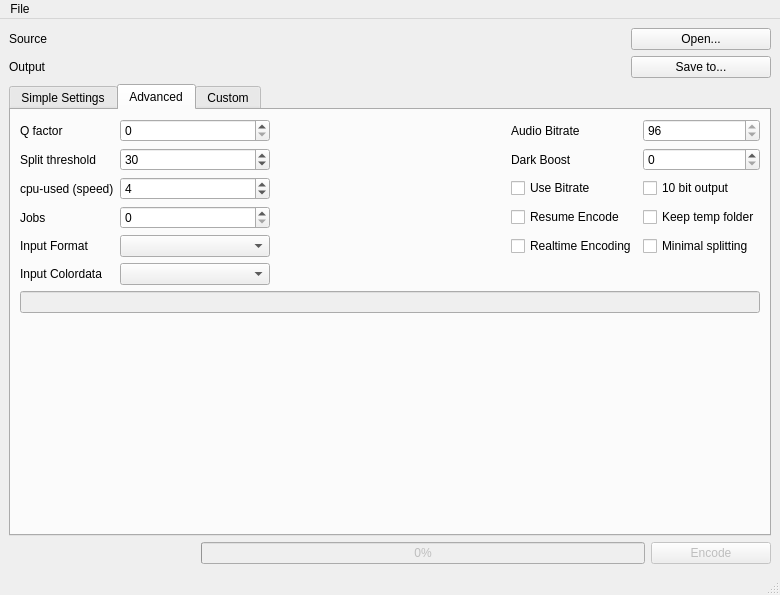
natis1/qencoder, file mainwindow.ui: the form before one commit.
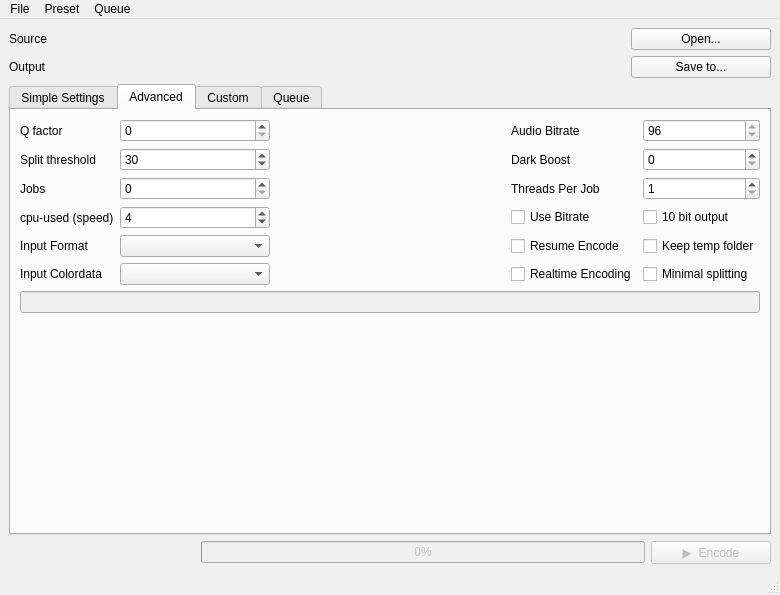
The form after the commit. The open tabs and pages were chosen to show the change.

Commit message: Queueing, presets and more, qencoder 1.1

Patch:
```diff
--- a/mainwindow.ui
+++ b/mainwindow.ui
@@ -219,16 +219,6 @@
        <layout class="QGridLayout" name="gridLayout_5">
         <item row="0" column="0">
          <layout class="QGridLayout" name="gridLayout">
-          <item row="2" column="4">
-           <widget class="QCheckBox" name="checkBox_hdr">
-            <property name="statusTip">
-             <string>Use 10 bit colorspace for output video. Greatly reduces banding and improves efficiency.</string>
-            </property>
-            <property name="text">
-             <string>10 bit output</string>
-            </property>
-           </widget>
-          </item>
           <item row="0" column="3">
            <widget class="QLabel" name="label_audio">
             <property name="statusTip">
@@ -239,36 +229,6 @@
             </property>
            </widget>
           </item>
-          <item row="4" column="4">
-           <widget class="QCheckBox" name="checkBox_minsplit">
-            <property name="statusTip">
-             <string>Only split as many times as you have workers. Recommended with bitrate mode.</string>
-            </property>
-            <property name="text">
-             <string>Minimal splitting</string>
-            </property>
-           </widget>
-          </item>
-          <item row="2" column="0">
-           <widget class="QLabel" name="label_6">
-            <property name="statusTip">
-             <string>Encoder speed preset. Lower means a slower speed. Does not affect actual cpu usage.</string>
-            </property>
-            <property name="text">
-             <string>cpu-used (speed)</string>
-            </property>
-           </widget>
-          </item>
-          <item row="3" column="0">
-           <widget class="QLabel" name="label_jobs">
-            <property name="statusTip">
-             <string>Encode jobs to run. 0=as many as cpu cores. Lower if ram usage too high.</string>
-            </property>
-            <property name="text">
-             <string>Jobs</string>
-            </property>
-           </widget>
-          </item>
           <item row="1" column="3">
            <widget class="QLabel" name="label_boost">
             <property name="statusTip">
@@ -305,19 +265,6 @@
             </property>
            </spacer>
           </item>
-          <item row="2" column="1">
-           <widget class="QSpinBox" name="spinBox_speed">
-            <property name="statusTip">
-             <string>Encoder speed preset. Lower means a slower speed. Does not affect actual cpu usage.</string>
-            </property>
-            <property name="maximum">
-             <number>8</number>
-            </property>
-            <property name="value">
-             <number>4</number>
-            </property>
-           </widget>
-          </item>
           <item row="5" column="1">
            <widget class="QComboBox" name="comboBox_colorspace">
             <property name="statusTip">
@@ -325,25 +272,6 @@
             </property>
            </widget>
           </item>
-          <item row="3" column="1">
-           <widget class="QSpinBox" name="spinBox_jobs">
-            <property name="statusTip">
-             <string>Encode jobs to run. 0=as many as cpu cores. Lower if ram usage too high.</string>
-            </property>
-            <property name="minimum">
-             <number>0</number>
-            </property>
-            <property name="maximum">
-             <number>128</number>
-            </property>
-            <property name="singleStep">
-             <number>1</number>
-            </property>
-            <property name="value">
-             <number>0</number>
-            </property>
-           </widget>
-          </item>
           <item row="4" column="1">
            <widget class="QComboBox" name="comboBox_inputFormat">
             <property name="sizePolicy">
@@ -406,26 +334,6 @@
             </property>
            </widget>
           </item>
-          <item row="3" column="4">
-           <widget class="QCheckBox" name="checkBox_tempfolder">
-            <property name="statusTip">
-             <string>Do not delete temp after running an encode.</string>
-            </property>
-            <property name="text">
-             <string>Keep temp folder</string>
-            </property>
-           </widget>
-          </item>
-          <item row="4" column="3">
-           <widget class="QCheckBox" name="checkBox_rtenc">
-            <property name="statusTip">
-             <string>Encode with RT preset. Not recommended for cpu-used &lt;=6.</string>
-            </property>
-            <property name="text">
-             <string>Realtime Encoding</string>
-            </property>
-           </widget>
-          </item>
           <item row="0" column="4">
            <widget class="QSpinBox" name="spinBox_audio">
             <property name="statusTip">
@@ -477,7 +385,37 @@
             </property>
            </widget>
           </item>
-          <item row="3" column="3">
+          <item row="6" column="0" colspan="5">
+           <widget class="QLineEdit" name="lineEdit_colordata">
+            <property name="enabled">
+             <bool>false</bool>
+            </property>
+            <property name="text">
+             <string/>
+            </property>
+           </widget>
+          </item>
+          <item row="5" column="3">
+           <widget class="QCheckBox" name="checkBox_rtenc">
+            <property name="statusTip">
+             <string>Encode with RT preset. Not recommended for cpu-used &lt;=6.</string>
+            </property>
+            <property name="text">
+             <string>Realtime Encoding</string>
+            </property>
+           </widget>
+          </item>
+          <item row="5" column="4">
+           <widget class="QCheckBox" name="checkBox_minsplit">
+            <property name="statusTip">
+             <string>Only split as many times as you have workers. Recommended with bitrate mode.</string>
+            </property>
+            <property name="text">
+             <string>Minimal splitting</string>
+            </property>
+           </widget>
+          </item>
+          <item row="4" column="3">
            <widget class="QCheckBox" name="checkBox_resume">
             <property name="statusTip">
              <string>If qencoder closed prematurely, resume previous encode.</string>
@@ -487,7 +425,17 @@
             </property>
            </widget>
           </item>
-          <item row="2" column="3">
+          <item row="4" column="4">
+           <widget class="QCheckBox" name="checkBox_tempfolder">
+            <property name="statusTip">
+             <string>Do not delete temp after running an encode.</string>
+            </property>
+            <property name="text">
+             <string>Keep temp folder</string>
+            </property>
+           </widget>
+          </item>
+          <item row="3" column="3">
            <widget class="QCheckBox" name="checkBox_bitrate">
             <property name="statusTip">
              <string>Use bitrate instead of q factor. Ideal if aiming for specific filesize. Identical to q in efficiency.</string>
@@ -497,13 +445,88 @@
             </property>
            </widget>
           </item>
-          <item row="6" column="0" colspan="5">
-           <widget class="QLineEdit" name="lineEdit_colordata">
-            <property name="enabled">
-             <bool>false</bool>
+          <item row="3" column="4">
+           <widget class="QCheckBox" name="checkBox_hdr">
+            <property name="statusTip">
+             <string>Use 10 bit colorspace for output video. Greatly reduces banding and improves efficiency.</string>
             </property>
             <property name="text">
-             <string/>
+             <string>10 bit output</string>
+            </property>
+           </widget>
+          </item>
+          <item row="3" column="1">
+           <widget class="QSpinBox" name="spinBox_speed">
+            <property name="statusTip">
+             <string>Encoder speed preset. Lower means a slower speed. Does not affect actual cpu usage.</string>
+            </property>
+            <property name="maximum">
+             <number>8</number>
+            </property>
+            <property name="value">
+             <number>4</number>
+            </property>
+           </widget>
+          </item>
+          <item row="2" column="0">
+           <widget class="QLabel" name="label_jobs">
+            <property name="statusTip">
+             <string>Encode jobs to run. 0=as many as cpu cores. Lower if ram usage too high.</string>
+            </property>
+            <property name="text">
+             <string>Jobs</string>
+            </property>
+           </widget>
+          </item>
+          <item row="3" column="0">
+           <widget class="QLabel" name="label_6">
+            <property name="statusTip">
+             <string>Encoder speed preset. Lower means a slower speed. Does not affect actual cpu usage.</string>
+            </property>
+            <property name="text">
+             <string>cpu-used (speed)</string>
+            </property>
+           </widget>
+          </item>
+          <item row="2" column="1">
+           <widget class="QSpinBox" name="spinBox_jobs">
+            <property name="statusTip">
+             <string>Encode jobs to run. 0=as many as cpu cores. Lower if ram usage too high.</string>
+            </property>
+            <property name="minimum">
+             <number>0</number>
+            </property>
+            <property name="maximum">
+             <number>128</number>
+            </property>
+            <property name="singleStep">
+             <number>1</number>
+            </property>
+            <property name="value">
+             <number>0</number>
+            </property>
+           </widget>
+          </item>
+          <item row="2" column="3">
+           <widget class="QLabel" name="label_threads">
+            <property name="statusTip">
+             <string>Fewer threads per job and more jobs is usually recommended.</string>
+            </property>
+            <property name="text">
+             <string>Threads Per Job</string>
+            </property>
+           </widget>
+          </item>
+          <item row="2" column="4">
+           <widget class="QSpinBox" name="spinBox_threads">
+            <property name="statusTip">
+             <string>Fewer threads per job and more jobs is usually recommended.</string>
+            </property>
+            <property name="minimum">
+             <number>1</number>
+            </property>
+            <property name="maximum">
+             <number>8</number>
             </property>
            </widget>
           </item>
@@ -589,6 +612,80 @@
         </item>
        </layout>
       </widget>
+      <widget class="QWidget" name="tab_queue">
+       <attribute name="title">
+        <string>Queue</string>
+       </attribute>
+       <layout class="QGridLayout" name="gridLayout_8">
+        <item row="0" column="3">
+         <widget class="QPushButton" name="pushButton_up">
+          <property name="text">
+           <string>↑ up</string>
+          </property>
+         </widget>
+        </item>
+        <item row="0" column="6">
+         <widget class="QPushButton" name="pushButton_del">
+          <property name="text">
+           <string>🗑  delete</string>
+          </property>
+         </widget>
+        </item>
+        <item row="0" column="0">
+         <widget class="QPushButton" name="pushButton_save">
+          <property name="text">
+           <string>+ Save To Queue</string>
+          </property>
+         </widget>
+        </item>
+        <item row="0" column="4">
+         <widget class="QPushButton" name="pushButton_down">
+          <property name="text">
+           <string>↓ down</string>
+          </property>
+         </widget>
+        </item>
+        <item row="0" column="1">
+         <widget class="QLabel" name="label_queueprog">
+          <property name="text">
+           <string/>
+          </property>
+         </widget>
+        </item>
+        <item row="0" column="5">
+         <spacer name="horizontalSpacer_4">
+          <property name="orientation">
+           <enum>Qt::Horizontal</enum>
+          </property>
+          <property name="sizeType">
+           <enum>QSizePolicy::Fixed</enum>
+          </property>
+          <property name="sizeHint" stdset="0">
+           <size>
+            <width>40</width>
+            <height>20</height>
+           </size>
+          </property>
+         </spacer>
+        </item>
+        <item row="1" column="0" colspan="7">
+         <widget class="QListWidget" name="listWidget"/>
+        </item>
+        <item row="0" column="2">
+         <spacer name="horizontalSpacer_3">
+          <property name="orientation">
+           <enum>Qt::Horizontal</enum>
+          </property>
+          <property name="sizeHint" stdset="0">
+           <size>
+            <width>40</width>
+            <height>20</height>
+           </size>
+          </property>
+         </spacer>
+        </item>
+       </layout>
+      </widget>
      </widget>
     </item>
     <item row="2" column="3">
@@ -606,7 +703,7 @@
        <string/>
       </property>
       <property name="text">
-       <string>Encode</string>
+       <string>▶  Encode</string>
       </property>
      </widget>
     </item>
@@ -725,7 +822,24 @@
     <addaction name="separator"/>
     <addaction name="actionExit"/>
    </widget>
+   <widget class="QMenu" name="menuPreset">
+    <property name="title">
+     <string>Preset</string>
+    </property>
+    <addaction name="actionOpen_Preset"/>
+    <addaction name="actionSave_Preset"/>
+   </widget>
+   <widget class="QMenu" name="menuQueue">
+    <property name="title">
+     <string>Queue</string>
+    </property>
+    <addaction name="actionOpen_Queue"/>
+    <addaction name="actionSave_Queue"/>
+    <addaction name="actionSave_Queue_As"/>
+   </widget>
    <addaction name="menuFile"/>
+   <addaction name="menuPreset"/>
+   <addaction name="menuQueue"/>
   </widget>
   <widget class="QStatusBar" name="statusbar"/>
   <action name="actionOpen">
```
Left out of the diff: 25 changed lines with no effect on the pictures. The commit also changes 3 other files.
